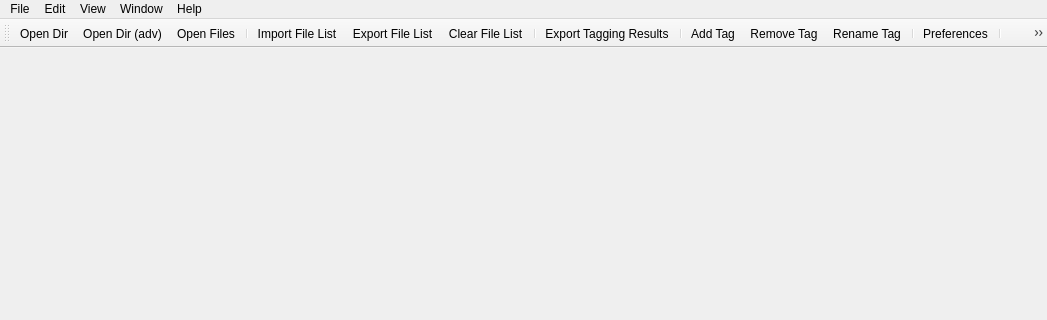
Above: ui/main.ui from wowfun/image-annotator before the change; both pictures show x 0 to 1047 and y 0 to 320 of the 1047 by 784 pixel window. Below: the same form after it.
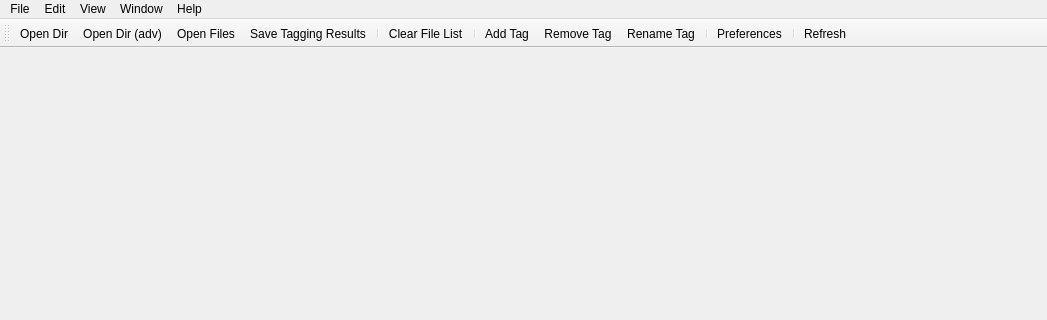
That is the form after the change.

```diff
--- a/ui/main.ui
+++ b/ui/main.ui
@@ -149,7 +149,7 @@
     <addaction name="export_file_list_act"/>
     <addaction name="clear_file_list_act"/>
     <addaction name="separator"/>
-    <addaction name="export_tagging_results_act"/>
+    <addaction name="save_tagging_results_act"/>
     <addaction name="separator"/>
     <addaction name="preferences_act"/>
    </widget>
@@ -203,13 +203,10 @@
    <addaction name="open_dir_act"/>
    <addaction name="open_dir_adv_act"/>
    <addaction name="open_files_act"/>
+   <addaction name="save_tagging_results_act"/>
    <addaction name="separator"/>
-   <addaction name="import_file_list_act"/>
-   <addaction name="export_file_list_act"/>
    <addaction name="clear_file_list_act"/>
    <addaction name="separator"/>
-   <addaction name="export_tagging_results_act"/>
-   <addaction name="separator"/>
    <addaction name="add_tag_act"/>
    <addaction name="remove_tag_act"/>
    <addaction name="rename_tag_act"/>
@@ -279,9 +276,9 @@
     <string>Rename Tag</string>
    </property>
   </action>
-  <action name="export_tagging_results_act">
+  <action name="save_tagging_results_act">
    <property name="text">
-    <string>Export Tagging Results</string>
+    <string>Save Tagging Results</string>
    </property>
   </action>
   <action name="delete_act">
```
Left out of the diff: 4 changed lines with no effect on the pictures.
